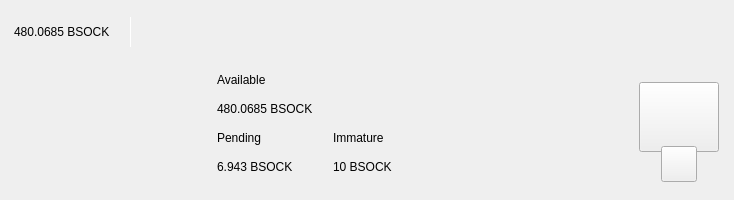
Above: src/qt/bitstock/forms/topbar.ui from bitstockproject/bitstock-core before the change. Below: the same form after it.
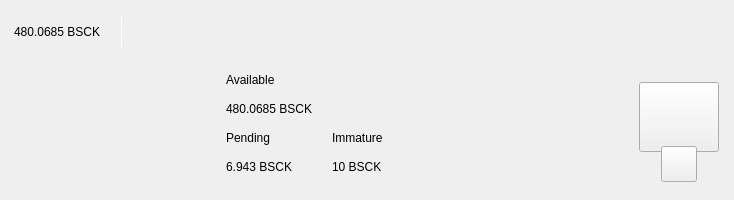
That is the form after the change. Custom widgets are drawn as their Qt base class.

Patch:
```diff
--- a/src/qt/bitstock/forms/topbar.ui
+++ b/src/qt/bitstock/forms/topbar.ui
@@ -119,7 +119,7 @@
                <string notr="true">padding:0px;margin:0px;</string>
               </property>
               <property name="text">
-               <string>480.0685 BSOCK</string>
+               <string>480.0685 BSCK</string>
               </property>
              </widget>
             </item>
@@ -398,7 +398,7 @@
                <item>
                 <widget class="QLabel" name="labelAmountPiv">
                  <property name="text">
-                  <string>480.0685 BSOCK</string>
+                  <string>480.0685 BSCK</string>
                  </property>
                 </widget>
                </item>
@@ -421,7 +421,7 @@
                  <item>
                   <widget class="QLabel" name="labelPendingPiv">
                    <property name="text">
-                    <string>6.943 BSOCK</string>
+                    <string>6.943 BSCK</string>
                    </property>
                   </widget>
                  </item>
@@ -455,7 +455,7 @@
                  <item>
                   <widget class="QLabel" name="labelImmaturePiv">
                    <property name="text">
-                    <string>10 BSOCK</string>
+                    <string>10 BSCK</string>
                    </property>
                   </widget>
                  </item>
```
